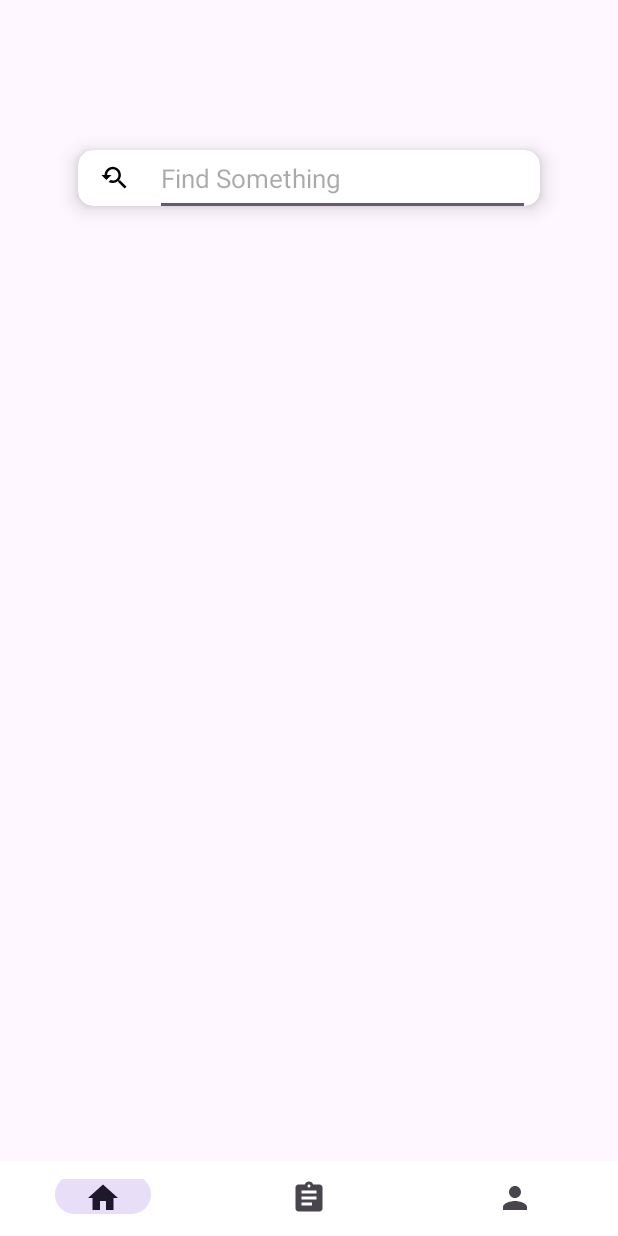
After one commit to ReservationRestautant/ReservationRestautantApp, an Android app: the History screen opened directly, with no data from a screen before it, on a phone screen of 412 x 824 dp. The commit adds this screen. Run offline under Robolectric (Android 15) with nearby library versions, the phone set to English and light mode, and no system bars.

Commit message:
complete layout of history activity

```diff
--- a/app/src/main/AndroidManifest.xml
+++ b/app/src/main/AndroidManifest.xml
@@ -12,6 +12,9 @@
         android:supportsRtl="true"
         android:theme="@style/Theme.ReservationRestautantApp"
         tools:targetApi="31">
+        <activity
+            android:name=".History"
+            android:exported="false" />
         <activity
             android:name=".GuestInfoActivity"
             android:exported="false" />
--- a/app/src/main/java/com/swd392/reservationrestautantapp/Booking.java
+++ b/app/src/main/java/com/swd392/reservationrestautantapp/Booking.java
@@ -21,6 +21,8 @@ public class Booking extends AppCompatActivity {
     protected void onCreate(Bundle savedInstanceState) {
         super.onCreate(savedInstanceState);
         setContentView(R.layout.activity_booking);
+
+        setupNavBottom();
 
         // num of guest
         EditText num_guest = findViewById(R.id.numbergest);
--- a/app/src/main/java/com/swd392/reservationrestautantapp/Booking2.java
+++ b/app/src/main/java/com/swd392/reservationrestautantapp/Booking2.java
@@ -21,6 +21,8 @@ public class Booking2 extends AppCompatActivity {
     protected void onCreate(Bundle savedInstanceState) {
         super.onCreate(savedInstanceState);
         setContentView(R.layout.activity_booking2);
+
+        setupNavBottom();
 
         // number guest pay for table
         EditText numdeposit = findViewById(R.id.numdeposit);
--- a/app/src/main/java/com/swd392/reservationrestautantapp/BookingFail.java
+++ b/app/src/main/java/com/swd392/reservationrestautantapp/BookingFail.java
@@ -20,6 +20,8 @@ public class BookingFail extends AppCompatActivity {
     protected void onCreate(Bundle savedInstanceState) {
         super.onCreate(savedInstanceState);
         setContentView(R.layout.activity_booking_fail);
+
+        setupNavBottom();
 
         // button back to home page
         Button btnback = findViewById(R.id.buttonBack);
--- a/app/src/main/java/com/swd392/reservationrestautantapp/BookingSuccess.java
+++ b/app/src/main/java/com/swd392/reservationrestautantapp/BookingSuccess.java
@@ -20,6 +20,8 @@ public class BookingSuccess extends AppCompatActivity {
     protected void onCreate(Bundle savedInstanceState) {
         super.onCreate(savedInstanceState);
         setContentView(R.layout.activity_booking_success);
+
+        setupNavBottom();
 
         // button back to home page
         Button btnback = findViewById(R.id.buttonBack);
--- /dev/null
+++ b/app/src/main/java/com/swd392/reservationrestautantapp/History.java
@@ -0,0 +1,93 @@
+package com.swd392.reservationrestautantapp;
+
+import androidx.annotation.NonNull;
+import androidx.appcompat.app.AppCompatActivity;
+import androidx.recyclerview.widget.RecyclerView;
+
+import android.content.Intent;
+import android.os.Bundle;
+import android.view.MenuItem;
+import android.view.View;
+import android.widget.EditText;
+import android.widget.ImageView;
+
+import com.google.android.material.bottomnavigation.BottomNavigationView;
+
+import java.util.ArrayList;
+import java.util.List;
+
+public class History extends AppCompatActivity {
+
+    // menu
+    BottomNavigationView btv;
+
+    // recycler view of history
+    RecyclerView rcv;
+
+    // list of history
+    //List<History> list;
+
+    @Override
+    protected void onCreate(Bundle savedInstanceState) {
+        super.onCreate(savedInstanceState);
+        setContentView(R.layout.activity_history);
+
+        setupNavBottom();
+
+    }
+
+    // click on icon to start sreach
+    /*private void setupIconClick() {
+        //set up search icon click
+        ImageView iconSearch = findViewById(R.id.iconSearch);
+        iconSearch.setOnClickListener(new View.OnClickListener() {
+            @Override
+            public void onClick(View v) {
+                filterByName();
+            }
+        });
+    }*/
+
+    // sreach History by name or something
+    /*private void filterByName() {
+        EditText edValueSearch = findViewById(R.id.searchValue);
+        String value = edValueSearch.getText().toString();
+        List<Hisotry> listSearch = new ArrayList<>();
+        for (History item: list) {
+            if(item.get...().toLowerCase().contains(value.toLowerCase())){
+                listSearch.add(item);
+            }
+        }
+
+        Adapter historyAdapter = new Adapter(listSearch, this);
+        rcv.setAdapter(historyAdapter);
+    }*/
+
+    // get list of history
+    /*private List<History> getListHistory() {
+        list = new ArrayList<>();
+        ListDataSource listDataSource = new ListDataSource();
+        list = listDataSource.getHistoryList();
+
+        return list;
+    }*/
+
+    private void setupNavBottom() {
+        btv = findViewById(R.id.bottom_nav);
+        btv.setOnNavigationItemSelectedListener(new BottomNavigationView.OnNavigationItemSelectedListener() {
+            @Override
+            public boolean onNavigationItemSelected(@NonNull MenuItem item) {
+                if(item.getItemId() == R.id.ac_home){
+                    System.out.println("btv_home_page");
+                    startActivity(new Intent(History.this, HomePage.class));
+                } else if(item.getItemId() == R.id.ac_history){
+                    startActivity(new Intent(History.this, History.class));
+                }else if(item.getItemId() == R.id.ac_user) {
+                    //startActivity(new Intent(History.this, [...].class));
+                }
+                return true;
+            }
+        });
+    }
+
+}
--- a/app/src/main/java/com/swd392/reservationrestautantapp/HomePage.java
+++ b/app/src/main/java/com/swd392/reservationrestautantapp/HomePage.java
@@ -20,6 +20,8 @@ public class HomePage extends AppCompatActivity {
     protected void onCreate(Bundle savedInstanceState) {
         super.onCreate(savedInstanceState);
         setContentView(R.layout.activity_home_page);
+
+        setupNavBottom();
 
         // Button booking
         Button btnbook = findViewById(R.id.buttonBooking);
--- /dev/null
+++ b/app/src/main/res/drawable/ic_sreach.xml
@@ -0,0 +1,5 @@
+<vector android:height="24dp" android:tint="#000000"
+    android:viewportHeight="24" android:viewportWidth="24"
+    android:width="24dp" xmlns:android="http://schemas.android.com/apk/res/android">
+    <path android:fillColor="@android:color/white" android:pathData="M17.01,14h-0.8l-0.27,-0.27c0.98,-1.14 1.57,-2.61 1.57,-4.23 0,-3.59 -2.91,-6.5 -6.5,-6.5s-6.5,3 -6.5,6.5H2l3.84,4 4.16,-4H6.51C6.51,7 8.53,5 11.01,5s4.5,2.01 4.5,4.5c0,2.48 -2.02,4.5 -4.5,4.5 -0.65,0 -1.26,-0.14 -1.82,-0.38L7.71,15.1c0.97,0.57 2.09,0.9 3.3,0.9 1.61,0 3.08,-0.59 4.22,-1.57l0.27,0.27v0.79l5.01,4.99L22,19l-4.99,-5z"/>
+</vector>
--- /dev/null
+++ b/app/src/main/res/drawable/serach_input.xml
@@ -0,0 +1,6 @@
+<?xml version="1.0" encoding="utf-8"?>
+<shape xmlns:android="http://schemas.android.com/apk/res/android">
+    <solid android:color="#FFFFFF"/>
+    <corners android:radius="10dp" />
+<!--    <stroke android:color="#FF9385" android:width="1dp"/>-->
+</shape>
--- /dev/null
+++ b/app/src/main/res/layout/activity_history.xml
@@ -0,0 +1,75 @@
+<?xml version="1.0" encoding="utf-8"?>
+<RelativeLayout xmlns:android="http://schemas.android.com/apk/res/android"
+    xmlns:app="http://schemas.android.com/apk/res-auto"
+    xmlns:tools="http://schemas.android.com/tools"
+    android:layout_width="match_parent"
+    android:layout_height="match_parent"
+    tools:context=".History">
+
+    <ScrollView
+        android:layout_width="match_parent"
+        android:layout_height="820dp">
+
+        <LinearLayout
+            android:layout_width="match_parent"
+            android:layout_height="wrap_content"
+            android:orientation="vertical">
+
+            <androidx.cardview.widget.CardView
+                android:layout_width="wrap_content"
+                android:layout_height="wrap_content"
+                app:cardElevation="8dp"
+                app:cardBackgroundColor="#c8c8c8"
+                app:cardCornerRadius="10dp"
+                android:layout_gravity="center"
+                android:layout_marginTop="100dp">
+
+                <LinearLayout
+                    android:layout_width="308dp"
+                    android:layout_height="37dp"
+                    android:background="@drawable/serach_input"
+                    android:orientation="horizontal">
+
+                    <ImageView
+                        android:id="@+id/iconSearch"
+                        android:layout_width="20dp"
+                        android:layout_height="20dp"
+                        android:layout_marginLeft="14dp"
+                        android:layout_gravity="center_vertical"
+                        android:src="@drawable/ic_sreach"/>
+
+                    <EditText
+                        android:id="@+id/searchValue"
+                        android:layout_width="250dp"
+                        android:layout_height="50dp"
+                        android:layout_gravity="center_vertical"
+                        android:layout_marginLeft="17dp"
+                        android:hint="Find Something"
+                        android:textSize="17dp" />
+                </LinearLayout>
+            </androidx.cardview.widget.CardView>
+
+            <androidx.recyclerview.widget.RecyclerView
+                android:id="@+id/rcv_History"
+                android:layout_width="match_parent"
+                android:layout_height="620dp"
+                android:layout_gravity="center"
+                android:layout_marginTop="15dp"
+                android:layout_marginLeft="5dp">
+
+            </androidx.recyclerview.widget.RecyclerView>
+
+        </LinearLayout>
+
+    </ScrollView>
+
+    <com.google.android.material.bottomnavigation.BottomNavigationView
+        android:layout_width="match_parent"
+        android:layout_height="50dp"
+        android:id="@+id/bottom_nav"
+        app:menu="@menu/menu_botton_nav"
+        android:layout_alignParentBottom="true"
+        android:background="#ffffff"
+        />
+
+</RelativeLayout>
```
